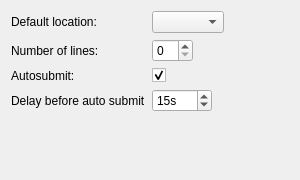
This is plugins/autopaster/src/pastersettings.ui in euroelessar/qutim as Qt 5 draws it before an edit. The edited form follows.
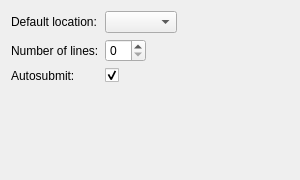
This is the edited form.

Commit message: [AutoPaster] Better behaviour

What changed in the file:
```diff
--- a/plugins/autopaster/src/pastersettings.ui
+++ b/plugins/autopaster/src/pastersettings.ui
@@ -60,26 +60,6 @@
      </property>
     </widget>
    </item>
-   <item row="3" column="1">
-    <widget class="QSpinBox" name="spinBox_2">
-     <property name="suffix">
-      <string>s</string>
-     </property>
-     <property name="maximum">
-      <number>3600</number>
-     </property>
-     <property name="value">
-      <number>15</number>
-     </property>
-    </widget>
-   </item>
-   <item row="3" column="0">
-    <widget class="QLabel" name="label_4">
-     <property name="text">
-      <string>Delay before auto submit</string>
-     </property>
-    </widget>
-   </item>
   </layout>
  </widget>
  <resources/>
```
Left out of the diff: 19 changed lines with no effect on the pictures. The commit also changes 4 other files.
